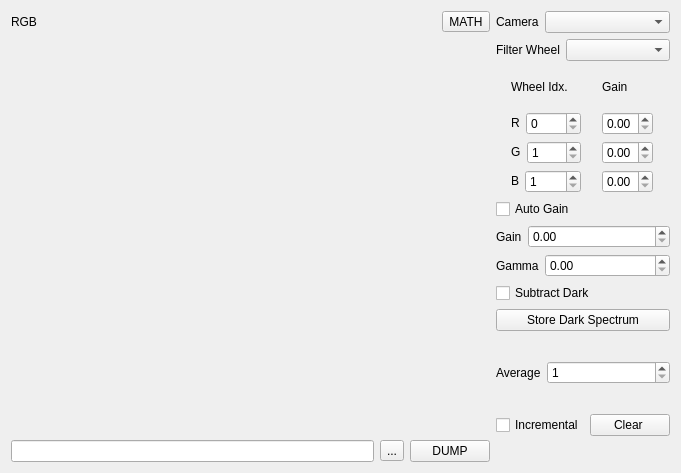
The window that modules/optics/core/imageprocessorform.ui (northriv/KAME) describes before a commit, drawn with Qt 5.
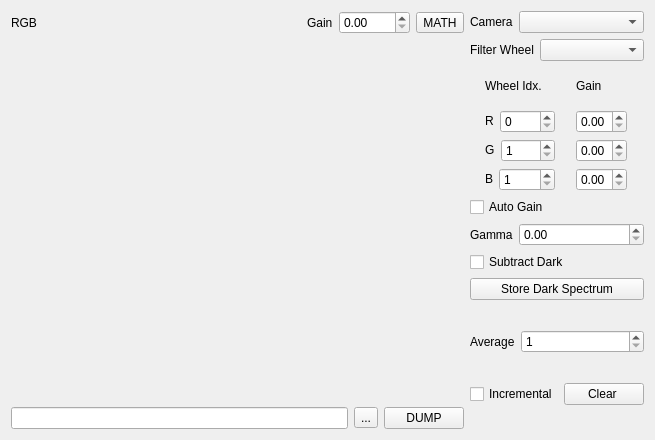
The same window after the commit. Custom widgets are drawn as their Qt base class.

```diff
--- a/modules/optics/core/imageprocessorform.ui
+++ b/modules/optics/core/imageprocessorform.ui
@@ -6,8 +6,8 @@
    <rect>
     <x>0</x>
     <y>0</y>
-    <width>681</width>
-    <height>473</height>
+    <width>655</width>
+    <height>440</height>
    </rect>
   </property>
   <property name="windowTitle">
@@ -20,6 +20,8 @@
       <item>
        <layout class="QHBoxLayout" name="horizontalLayout_10">
         <item>
+         <layout class="QHBoxLayout" name="horizontalLayout_4">
+          <item>
          <widget class="QLabel" name="textLabel1_2_5_3_3_17">
           <property name="sizePolicy">
            <sizepolicy hsizetype="Expanding" vsizetype="Preferred">
@@ -36,6 +38,31 @@
          </widget>
         </item>
         <item>
+           <widget class="QLabel" name="textLabel1_2_5_3_3_20">
+            <property name="sizePolicy">
+             <sizepolicy hsizetype="Fixed" vsizetype="Preferred">
+              <horstretch>0</horstretch>
+              <verstretch>0</verstretch>
+             </sizepolicy>
+            </property>
+            <property name="text">
+             <string>Gain</string>
+            </property>
+            <property name="wordWrap">
+             <bool>false</bool>
+            </property>
+           </widget>
+          </item>
+          <item>
+           <widget class="QDoubleSpinBox" name="m_dblGain">
+            <property name="maximum">
+             <double>4000.000000000000000</double>
+            </property>
+           </widget>
+          </item>
+         </layout>
+        </item>
+        <item>
          <widget class="QToolButton" name="m_tbMathMenu">
           <property name="text">
            <string>MATH</string>
@@ -297,33 +324,6 @@
         </property>
        </widget>
       </item>
-      <item>
-       <layout class="QHBoxLayout" name="horizontalLayout_4">
-        <item>
-         <widget class="QLabel" name="textLabel1_2_5_3_3_20">
-          <property name="sizePolicy">
-           <sizepolicy hsizetype="Fixed" vsizetype="Preferred">
-            <horstretch>0</horstretch>
-            <verstretch>0</verstretch>
-           </sizepolicy>
-          </property>
-          <property name="text">
-           <string>Gain</string>
-          </property>
-          <property name="wordWrap">
-           <bool>false</bool>
-          </property>
-         </widget>
-        </item>
-        <item>
-         <widget class="QDoubleSpinBox" name="m_dblGain">
-          <property name="maximum">
-           <double>4000.000000000000000</double>
-          </property>
-         </widget>
-        </item>
-       </layout>
-      </item>
       <item>
        <layout class="QHBoxLayout" name="horizontalLayout_5">
         <item>
```
Lines whose indentation alone changed are shown as unchanged.
